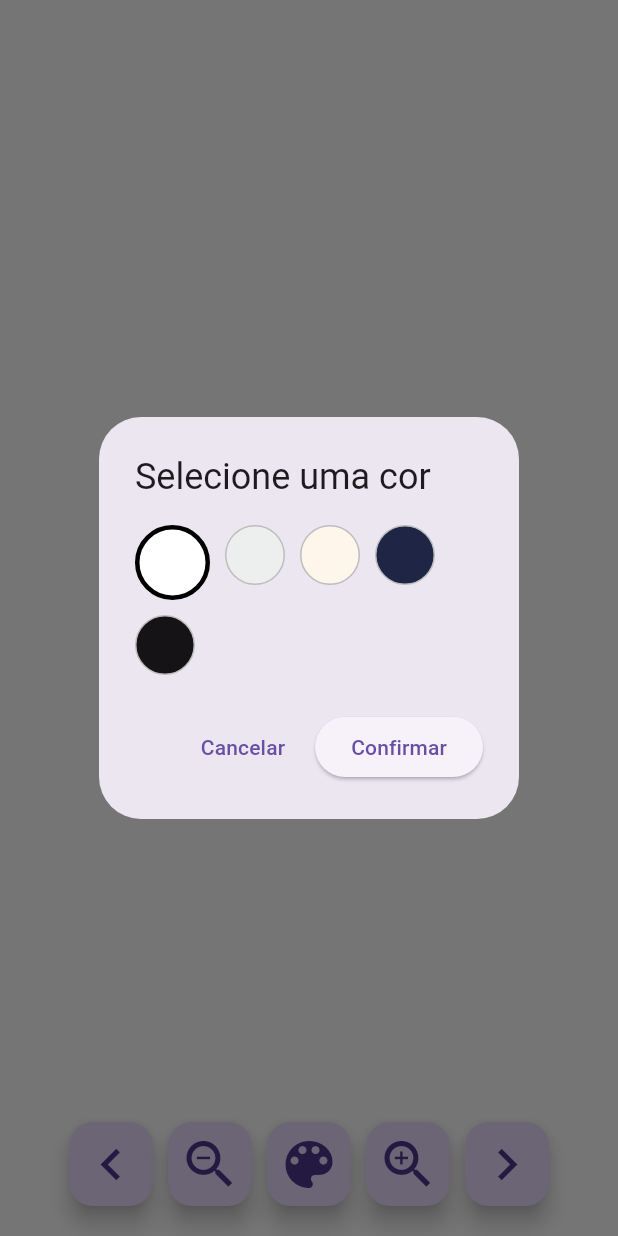
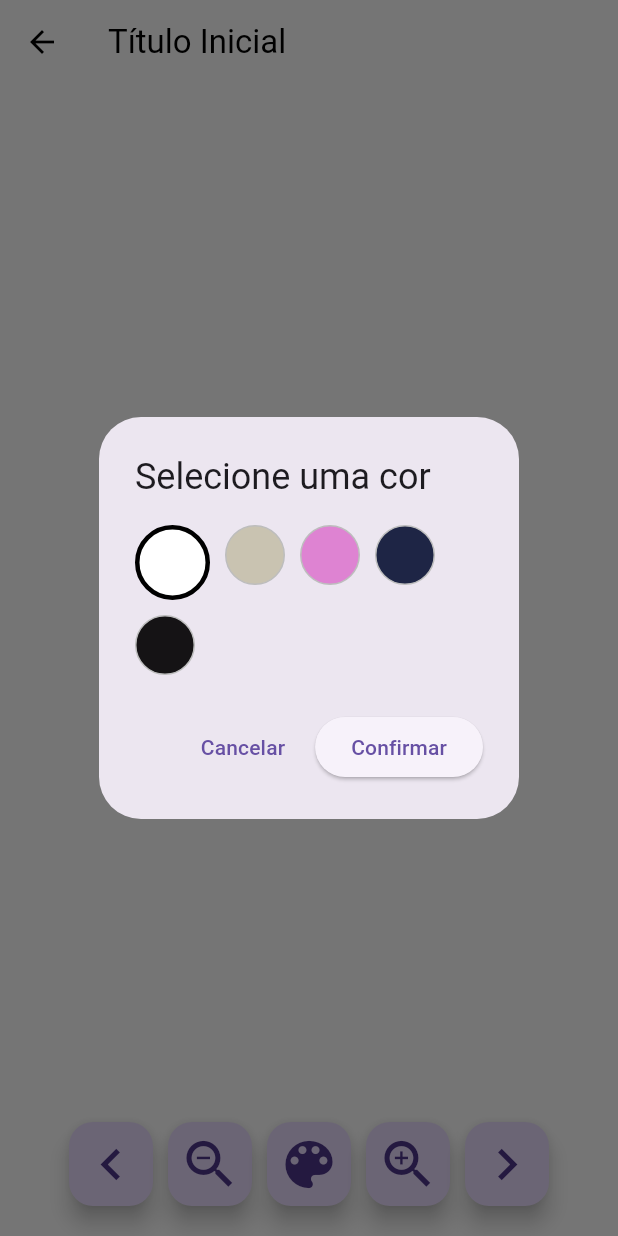
Before and after one commit to ederzoe/Hino, a Flutter app: the HinoPage screen opened directly, after a tap on the "color lens" icon, on a phone screen of 412 x 824 dp. Run offline on Flutter 3.47's test engine with Material 3 defaults, Android fonts, the phone set to English and light mode, and no system bars; our stand-ins replace shared_preferences, sqflite; accounts and stored records are empty.

```diff
--- a/lib/color_picker_dialog.dart
+++ b/lib/color_picker_dialog.dart
@@ -1,5 +1,4 @@
 import 'package:flutter/material.dart';
-import 'package:shared_preferences/shared_preferences.dart';
 
 class ColorPickerDialog extends StatefulWidget {
   final Color? initialColor;
@@ -13,8 +12,8 @@ class ColorPickerDialog extends StatefulWidget {
 class _ColorPickerDialogState extends State<ColorPickerDialog> {
   final List<Color> colors = [
     Color(0xFFFFFFFF),
-    Color(0xFFedefee),
-    Color(0xFFfef6eb),
+    Color(0xFFc9c3b1),
+    Color(0xFFde83d2),
     Color(0xFF1E2545),
     Color(0xFF151315),
   ];
--- a/lib/hino_page.dart
+++ b/lib/hino_page.dart
@@ -37,7 +37,7 @@ class _HinoPageState extends State<HinoPage> {
       fonteTamanho = prefs.getDouble('fonteTamanho') ?? fonteTamanho;
 
       String fonteCorString = prefs.getString('fonteCor') ??
-          Colors.white.value.toRadixString(16).padLeft(8, '0');
+          Colors.black.value.toRadixString(16).padLeft(8, '0');
       fonteCor = Color(int.parse(fonteCorString, radix: 16));
 
       String fundoCorString = prefs.getString('fundoCor') ??
--- a/lib/src/hino.dart
+++ b/lib/src/hino.dart
@@ -8,9 +8,6 @@ import 'dart:io';
 
 class DatabaseHelper {
   static final _databaseName = "hinos.db";
-  static final table = 'hino';
-  static final columnId = 'id';
-  static final columnNome = 'titulo';
 
   // torna esta classe singleton
   DatabaseHelper._privateConstructor();
@@ -29,7 +26,12 @@ class DatabaseHelper {
     // Check if the database file exists
     final exists = await File(path).exists();
 
-    if (!kReleaseMode || !exists) {
+    // Apaga o banco antigo, se existir
+    if (exists) {
+      await deleteDatabase(path);
+      print('Banco antigo excluído.');
+    }
+
     // Copy from assets
     ByteData data = await rootBundle.load('assets/db/$_databaseName');
     List<int> bytes =
@@ -37,15 +39,9 @@ class DatabaseHelper {
 
     // Write and flush the bytes written
     await File(path).writeAsBytes(bytes, flush: true);
-    }
 
     // Open the database
     return await openDatabase(path);
-  }
-
-  Future<List<Map<String, dynamic>>> queryAllRows() async {
-    Database db = await instance.database;
-    return await db.query(table);
   }
 
   Future<List<Map<String, dynamic>>> searchById(String id) async {
```
Lines whose indentation alone changed are shown as unchanged.
